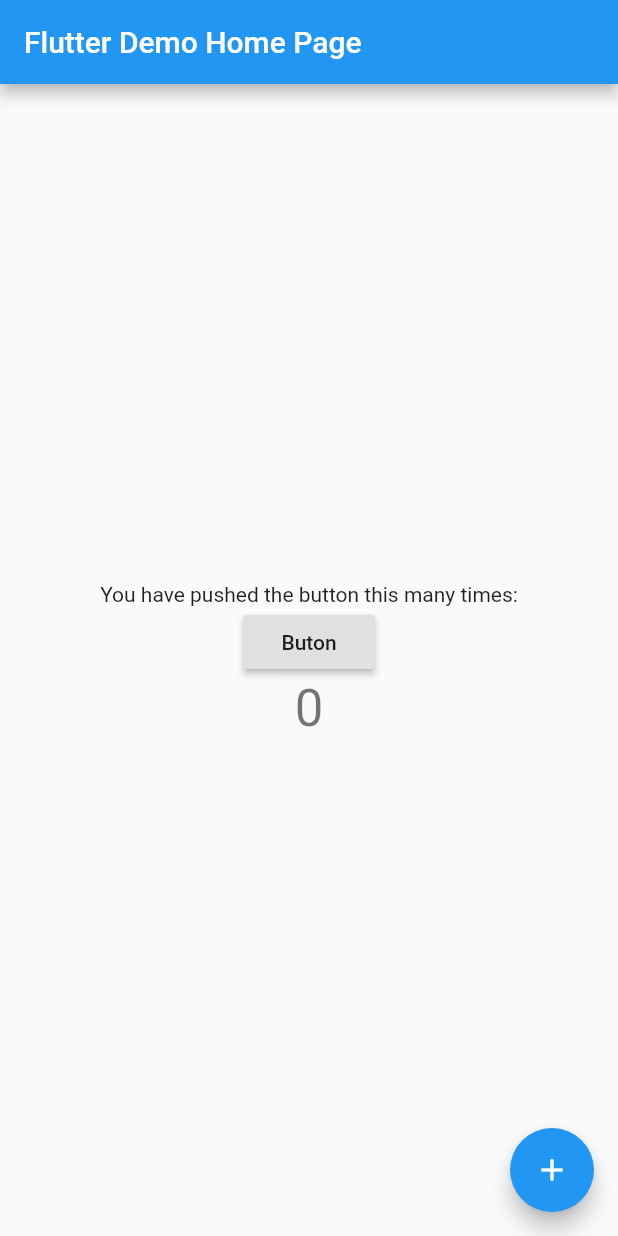
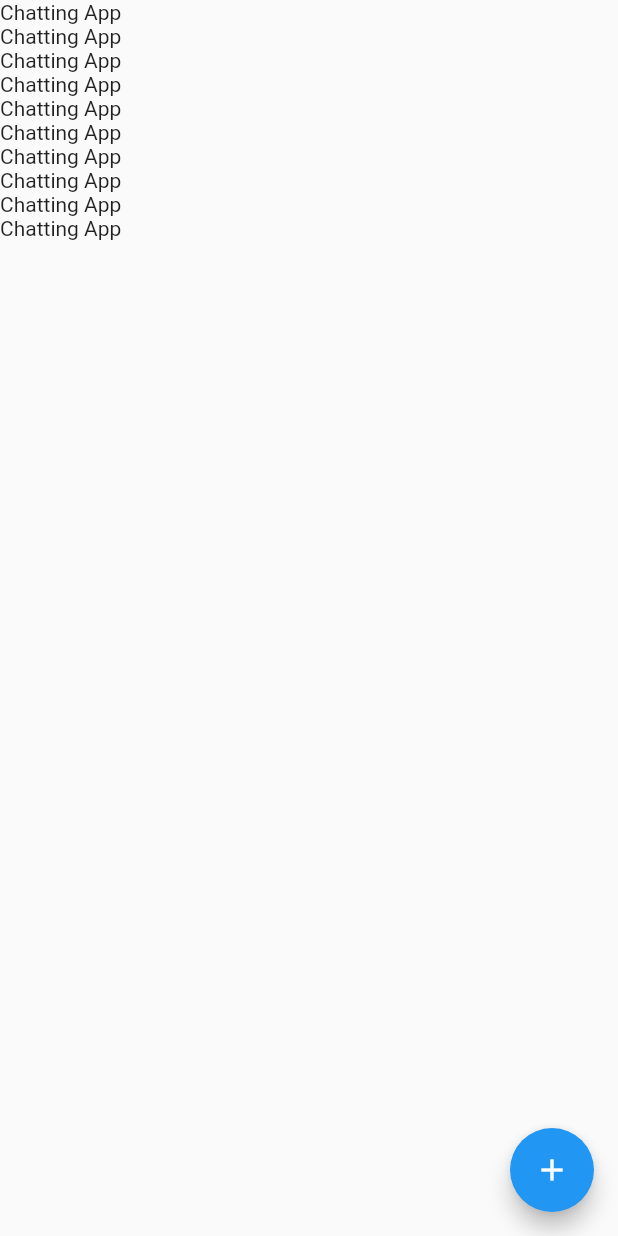
Before and after one commit to nikunjsaraf-oss/chatter, a Flutter app: the screen it shows after launch, on a phone screen of 412 x 824 dp. Run offline on Flutter 3.47's test engine with Material 2 defaults, Android fonts, the phone set to English and light mode, and no system bars; our stand-ins replace cloud_firestore; accounts and stored records are empty.

```diff
--- a/lib/main.dart
+++ b/lib/main.dart
@@ -1,3 +1,4 @@
+import 'package:chatter/screens/chat_screen.dart';
 import 'package:flutter/material.dart';
 
 void main() {
@@ -9,113 +10,12 @@ class MyApp extends StatelessWidget {
   @override
   Widget build(BuildContext context) {
     return MaterialApp(
-      title: 'Flutter Demo',
+      title: 'Chatter',
       theme: ThemeData(
-        // This is the theme of your application.
-        //
-        // Try running your application with "flutter run". You'll see the
-        // application has a blue toolbar. Then, without quitting the app, try
-        // changing the primarySwatch below to Colors.green and then invoke
-        // "hot reload" (press "r" in the console where you ran "flutter run",
-        // or simply save your changes to "hot reload" in a Flutter IDE).
-        // Notice that the counter didn't reset back to zero; the application
-        // is not restarted.
         primarySwatch: Colors.blue,
-        // This makes the visual density adapt to the platform that you run
-        // the app on. For desktop platforms, the controls will be smaller and
-        // closer together (more dense) than on mobile platforms.
         visualDensity: VisualDensity.adaptivePlatformDensity,
       ),
-      home: MyHomePage(title: 'Flutter Demo Home Page'),
+      home: ChatScreen(),
     );
   }
 }
-
-class MyHomePage extends StatefulWidget {
-  MyHomePage({Key key, this.title}) : super(key: key);
-
-  // This widget is the home page of your application. It is stateful, meaning
-  // that it has a State object (defined below) that contains fields that affect
-  // how it looks.
-
-  // This class is the configuration for the state. It holds the values (in this
-  // case the title) provided by the parent (in this case the App widget) and
-  // used by the build method of the State. Fields in a Widget subclass are
-  // always marked "final".
-
-  final String title;
-
-  @override
-  _MyHomePageState createState() => _MyHomePageState();
-}
-
-class _MyHomePageState extends State<MyHomePage> {
-  int _counter = 0;
-
-  void _incrementCounter() {
-    setState(() {
-      // This call to setState tells the Flutter framework that something has
-      // changed in this State, which causes it to rerun the build method below
-      // so that the display can reflect the updated values. If we changed
-      // _counter without calling setState(), then the build method would not be
-      // called again, and so nothing would appear to happen.
-      _counter++;
-    });
-  }
-
-  @override
-  Widget build(BuildContext context) {
-    // This method is rerun every time setState is called, for instance as done
-    // by the _incrementCounter method above.
-    //
-    // The Flutter framework has been optimized to make rerunning build methods
-    // fast, so that you can just rebuild anything that needs updating rather
-    // than having to individually change instances of widgets.
-    return Scaffold(
-      appBar: AppBar(
-        // Here we take the value from the MyHomePage object that was created by
-        // the App.build method, and use it to set our appbar title.
-        title: Text(widget.title),
-      ),
-      body: Center(
-        // Center is a layout widget. It takes a single child and positions it
-        // in the middle of the parent.
-        child: Column(
-          // Column is also a layout widget. It takes a list of children and
-          // arranges them vertically. By default, it sizes itself to fit its
-          // children horizontally, and tries to be as tall as its parent.
-          //
-          // Invoke "debug painting" (press "p" in the console, choose the
-          // "Toggle Debug Paint" action from the Flutter Inspector in Android
-          // Studio, or the "Toggle Debug Paint" command in Visual Studio Code)
-          // to see the wireframe for each widget.
-          //
-          // Column has various properties to control how it sizes itself and
-          // how it positions its children. Here we use mainAxisAlignment to
-          // center the children vertically; the main axis here is the vertical
-          // axis because Columns are vertical (the cross axis would be
-          // horizontal).
-          mainAxisAlignment: MainAxisAlignment.center,
-          children: <Widget>[
-            Text(
-              'You have pushed the button this many times:',
-            ),
-            RaisedButton(
-              onPressed: () {},
-              child: Text('Buton'),
-            ),
-            Text(
-              '$_counter',
-              style: Theme.of(context).textTheme.headline4,
-            ),
-          ],
-        ),
-      ),
-      floatingActionButton: FloatingActionButton(
-        onPressed: _incrementCounter,
-        tooltip: 'Increment',
-        child: Icon(Icons.add),
-      ), // This trailing comma makes auto-formatting nicer for build methods.
-    );
-  }
-}
--- /dev/null
+++ b/lib/screens/chat_screen.dart
@@ -0,0 +1,27 @@
+import 'package:flutter/material.dart';
+import 'package:cloud_firestore/cloud_firestore.dart';
+
+class ChatScreen extends StatelessWidget {
+  @override
+  Widget build(BuildContext context) {
+    return Scaffold(
+      body: ListView.builder(
+        itemBuilder: (context, index) => Text('Chatting App'),
+        itemCount: 10,
+      ),
+      floatingActionButton: FloatingActionButton(
+        child: Icon(Icons.add),
+        onPressed: () {
+          Firestore.instance
+              .collection('chats/bl03DXLulIUi4Tp460sg/messages')
+              .snapshots()
+              .listen((data) {
+            data.documents.forEach((document) {
+              print(document['text']);
+            });
+          });
+        },
+      ),
+    );
+  }
+}
--- a/pubspec.yaml
+++ b/pubspec.yaml
@@ -32,6 +32,7 @@ dependencies:
 dev_dependencies:
   flutter_test:
     sdk: flutter
+  cloud_firestore: 0.13.5
 
 # For information on the generic Dart part of this file, see the
 # following page: https://dart.dev/tools/pub/pubspec
```
Also changed, not shown: lib/screens/auth_screen.dart (added), pubspec.lock, 6 other files.
